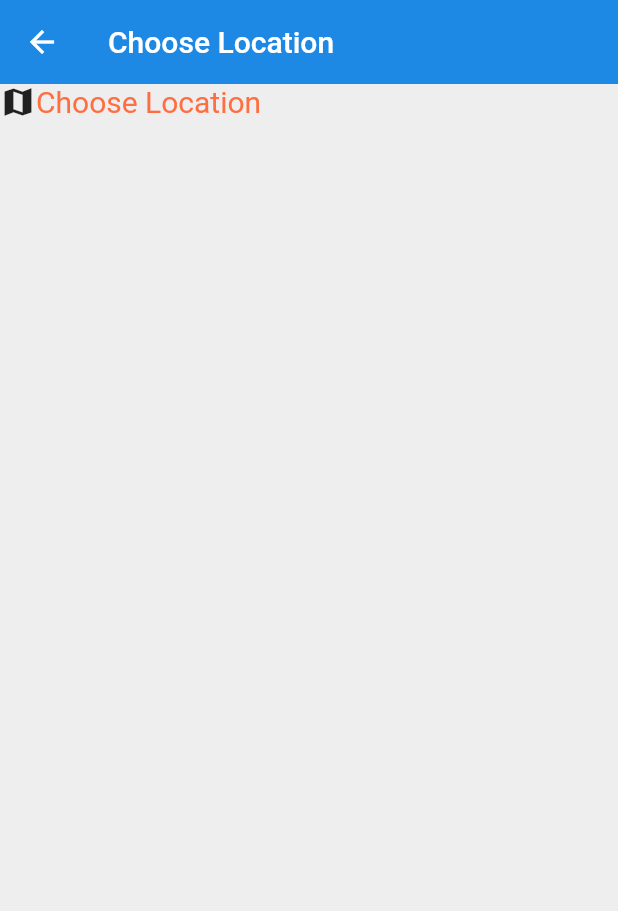
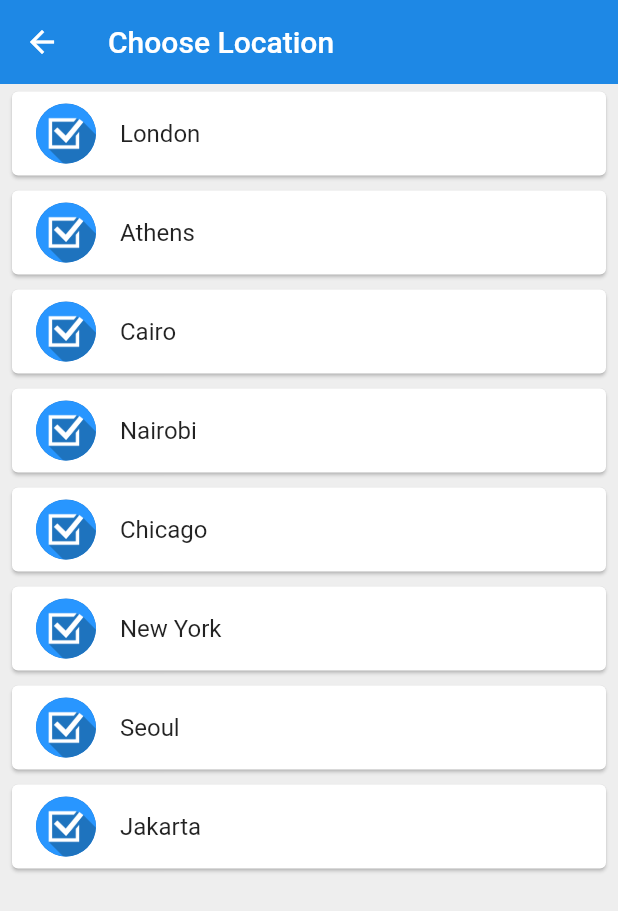
Before and after one commit to anuragkachhala/world_time_app_flutter, a Flutter app: the Location screen opened directly, on a phone screen of 412 x 824 dp. Shown: the top 911 px of the screen. Run offline on Flutter 3.47's test engine with Material 2 defaults, Android fonts, the phone set to English and light mode, and no system bars; our stand-ins replace flutter_spinkit; network calls fail.

Commit message:
time_app

```diff
--- a/lib/pages/Location.dart
+++ b/lib/pages/Location.dart
@@ -1,5 +1,5 @@
-import 'package:flutter/cupertino.dart';
 import 'package:flutter/material.dart';
+import 'package:world_time_app/services/world_time.dart';
 
 class Location extends StatefulWidget {
   const Location({Key? key}) : super(key: key);
@@ -9,8 +9,7 @@ class Location extends StatefulWidget {
 }
 
 class _LocationState extends State<Location> {
-
- /* void getData() async {
+  /* void getData() async {
     var name =  await  Future.delayed(Duration(seconds: 3),(){
       return 'Anurag';
     });
@@ -20,11 +19,34 @@ class _LocationState extends State<Location> {
     print('$name - $surname');
   }*/
 
+  List<WorldTime> locations = [
+    WorldTime(url: 'Europe/London', location: 'London', flag: 'uk.png'),
+    WorldTime(url: 'Europe/Berlin', location: 'Athens', flag: 'greece.png'),
+    WorldTime(url: 'Africa/Cairo', location: 'Cairo', flag: 'egypt.png'),
+    WorldTime(url: 'Africa/Nairobi', location: 'Nairobi', flag: 'kenya.png'),
+    WorldTime(url: 'America/Chicago', location: 'Chicago', flag: 'usa.png'),
+    WorldTime(url: 'America/New_York', location: 'New York', flag: 'usa.png'),
+    WorldTime(url: 'Asia/Seoul', location: 'Seoul', flag: 'south_korea.png'),
+    WorldTime(url: 'Asia/Jakarta', location: 'Jakarta', flag: 'indonesia.png'),
+  ];
+
+  void updateTime(index) async {
+    WorldTime _worldTime = locations[index];
+    await _worldTime.getTimeData();
+    // navigate to home
+    Navigator.pop(context, {
+      'location': _worldTime.location,
+      'time': _worldTime.time,
+      'flag': _worldTime.flag,
+      'isDaytime': _worldTime.isDayTime,
+    });
+  }
+
   @override
   void initState() {
     super.initState();
     print('_LocationState choose Location init state');
-   // getData();
+    // getData();
     print('_LocationState choose Location init state after get data');
   }
 
@@ -38,17 +60,25 @@ class _LocationState extends State<Location> {
         backgroundColor: Colors.blue[600],
         elevation: 0.0,
       ),
-      body: Row(
-        children: const <Widget>[
-          Icon(Icons.map_sharp),
-          Text(
-            'Choose Location',
-            style: TextStyle(fontSize: 20.0, color: Colors.deepOrangeAccent),
-          )
-        ],
+      body: ListView.builder(
+        itemCount: locations.length,
+        itemBuilder: (context, index) {
+          return Padding(
+            padding: const EdgeInsets.symmetric(vertical: 1.0, horizontal: 4.0),
+            child: Card(
+              child: ListTile(
+                onTap: () {
+                  updateTime(index);
+                },
+                title: Text(locations[index].location),
+                leading: const CircleAvatar(
+                  backgroundImage: AssetImage('assets/tasks.png'),
+                ),
+              ),
+            ),
+          );
+        },
       ),
     );
   }
-
-
 }
--- /dev/null
+++ b/lib/services/world_time.dart
@@ -0,0 +1,43 @@
+import 'dart:convert' as convert;
+import 'package:http/http.dart' as http;
+import 'package:intl/intl.dart';
+
+class WorldTime {
+  late String location;
+  late String time;
+  late String flag;
+  late String url;
+  late bool isDayTime;
+
+  WorldTime({required this.location, required this.flag, required this.url});
+
+  Future<void> getTimeData() async {
+    try {
+      var response = await http
+          .get(Uri.parse('http://worldtimeapi.org/api/timezone/$url'));
+      if (response.statusCode == 200) {
+        var jsonResponse =
+            convert.jsonDecode(response.body) as Map<String, dynamic>;
+
+        // get time from data
+        var utcOffset = jsonResponse['utc_offset'].toString().substring(1, 3);
+        var utcDatetime = jsonResponse['utc_datetime'];
+
+        // create date time object
+        DateTime now = DateTime.parse(utcDatetime);
+        now = now.add(Duration(hours: int.parse(utcOffset)));
+
+        // set the time
+        // time = now.toString();
+        isDayTime = now.hour > 6 && now.hour < 20 ? true : false;
+        time = DateFormat.jm().format(now);
+        print('Request success with status: $utcOffset - $utcDatetime - $now.');
+      } else {
+        print('Request failed with status: ${response.statusCode}.');
+      }
+    } catch (e) {
+      print('Request failed with status: $e.');
+      time = 'Time is not loading';
+    }
+  }
+}
```
Also changed, not shown: lib/pages/Home.dart (+58 -10 lines), lib/pages/Loading.dart (+27 -21 lines), lib/worldTimeApp.dart (+5 -10 lines), pubspec.yaml (+5 -3 lines), assets/tasks.png (added), pubspec.lock.
